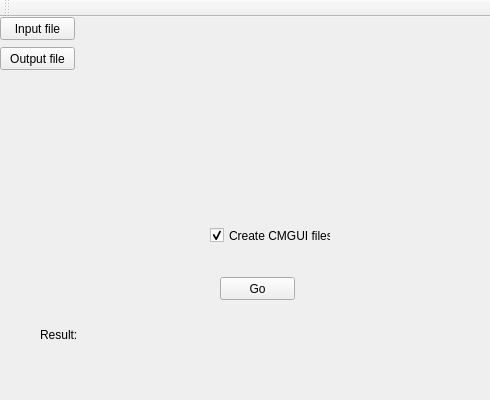
Before: the Qt Designer form Qt/am_smoother/mainwindow.ui in gibbogle/vessel-tools, drawn with Qt 5; both pictures show x 0 to 490 and y 0 to 400 of the 963 by 400 pixel window.
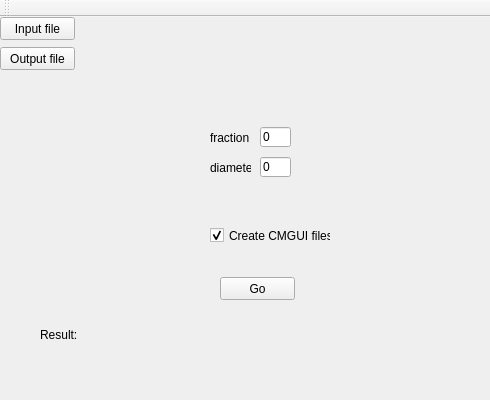
After: the same form once the commit is applied.

The edit to the form file:
```diff
--- a/Qt/am_smoother/mainwindow.ui
+++ b/Qt/am_smoother/mainwindow.ui
@@ -131,6 +131,58 @@
      <bool>true</bool>
     </property>
    </widget>
+   <widget class="QLineEdit" name="lineEditFraction">
+    <property name="geometry">
+     <rect>
+      <x>260</x>
+      <y>110</y>
+      <width>31</width>
+      <height>20</height>
+     </rect>
+    </property>
+    <property name="text">
+     <string>0</string>
+    </property>
+   </widget>
+   <widget class="QLabel" name="label_fraction">
+    <property name="geometry">
+     <rect>
+      <x>210</x>
+      <y>110</y>
+      <width>41</width>
+      <height>21</height>
+     </rect>
+    </property>
+    <property name="text">
+     <string>fraction</string>
+    </property>
+   </widget>
+   <widget class="QLabel" name="label_diameter">
+    <property name="geometry">
+     <rect>
+      <x>210</x>
+      <y>140</y>
+      <width>41</width>
+      <height>21</height>
+     </rect>
+    </property>
+    <property name="text">
+     <string>diameter</string>
+    </property>
+   </widget>
+   <widget class="QLineEdit" name="lineEditDiameter">
+    <property name="geometry">
+     <rect>
+      <x>260</x>
+      <y>140</y>
+      <width>31</width>
+      <height>20</height>
+     </rect>
+    </property>
+    <property name="text">
+     <string>0</string>
+    </property>
+   </widget>
   </widget>
   <widget class="QMenuBar" name="menuBar">
    <property name="geometry">
```
Left out of the diff: 16 changed lines with no effect on the pictures.
